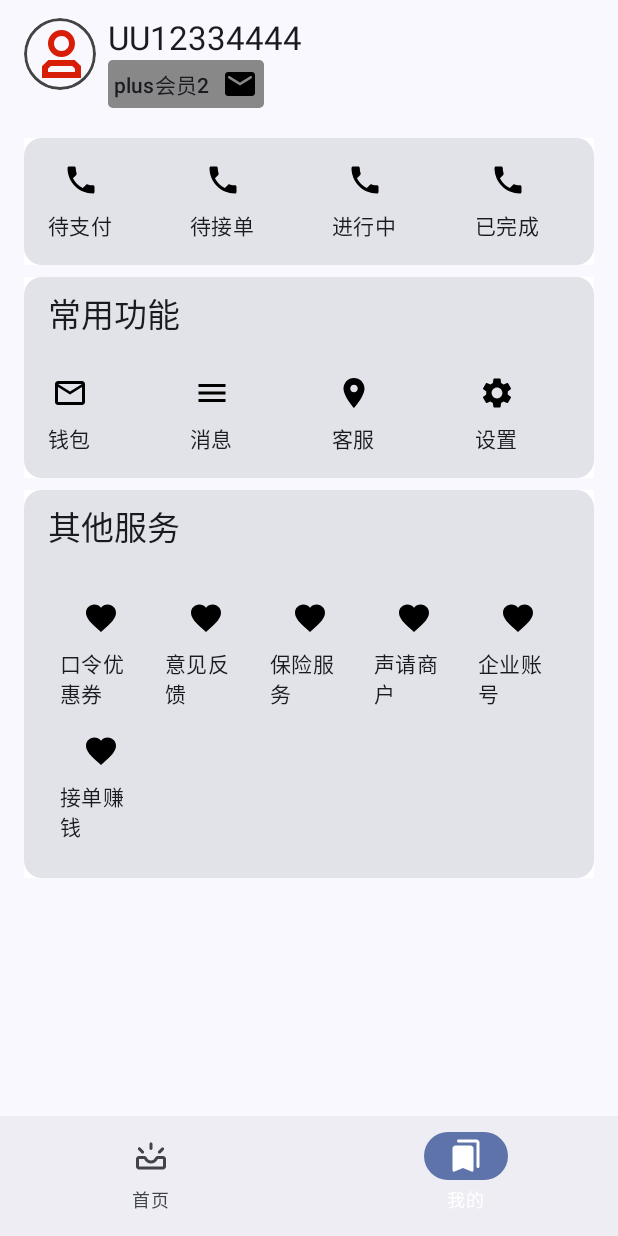
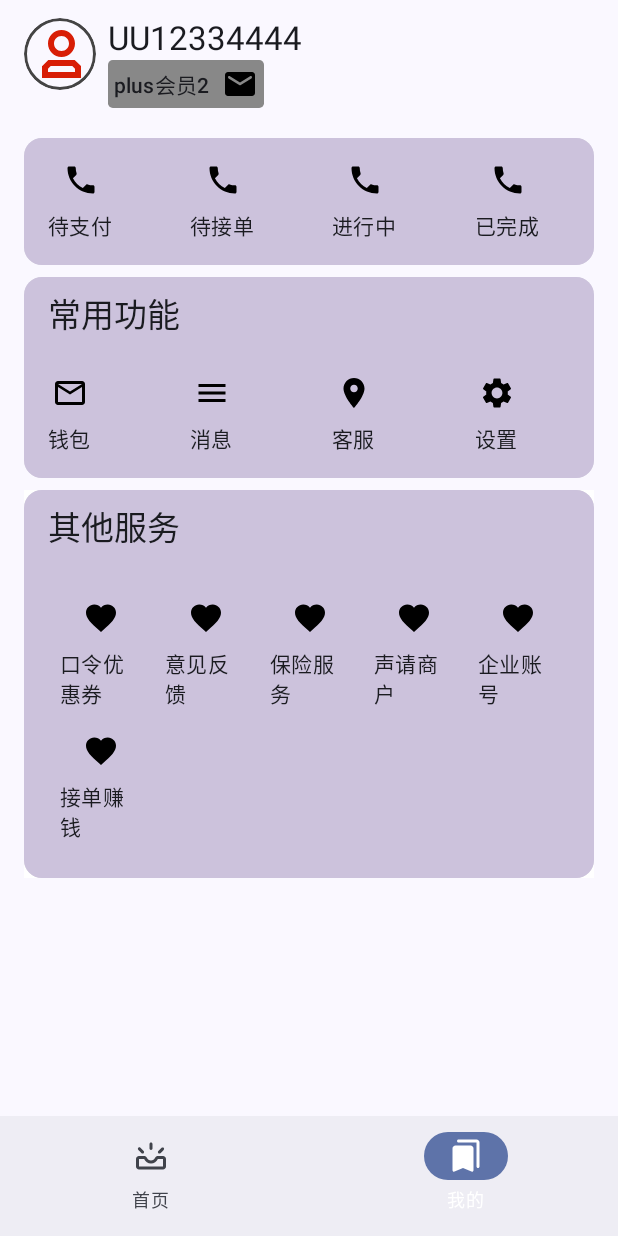
Before and after one commit to zgq105/zgq-uu, an Android app built with Jetpack Compose: the MimeScreen screen opened through its navigation route, on a phone screen of 412 x 824 dp. Run offline under Robolectric (Android 15) with nearby library versions, the phone set to English and light mode, and no system bars; our stand-ins replace Dagger/Hilt's generated code.

Commit message:
添加个人信息页面

```diff
--- a/app/src/main/java/com/guoqiang/uu/navigation/UUHomeNavigation.kt
+++ b/app/src/main/java/com/guoqiang/uu/navigation/UUHomeNavigation.kt
@@ -31,7 +31,7 @@ fun NavController.navigateToForHome(navOptions: NavOptions? = null) {
     this.navigate(UU_HOME_NAVIGATION_ROUTE, navOptions)
 }
 
-fun NavGraphBuilder.uuHomeScreen(onTopicClick: (String) -> Unit) {
+fun NavGraphBuilder.navHomeScreen(onTopicClick: (String) -> Unit) {
     composable(route = UU_HOME_NAVIGATION_ROUTE) {
         HomeScreen()
     }
--- a/app/src/main/java/com/guoqiang/uu/navigation/UUMimeNavigation.kt
+++ b/app/src/main/java/com/guoqiang/uu/navigation/UUMimeNavigation.kt
@@ -16,21 +16,53 @@
 
 package com.guoqiang.uu.navigation
 
+import androidx.compose.foundation.background
+import androidx.compose.foundation.layout.fillMaxSize
+import androidx.compose.material3.Surface
+import androidx.compose.ui.Modifier
+import androidx.compose.ui.graphics.Brush
+import androidx.compose.ui.graphics.Color
 import androidx.navigation.NavController
 import androidx.navigation.NavGraphBuilder
 import androidx.navigation.NavOptions
 import androidx.navigation.compose.composable
 import com.guoqiang.uu.Greeting
 import com.guoqiang.uu.ui.mime.MimeScreen
+import com.guoqiang.uu.ui.mime.PersonInfoScreen
 
 const val UU_MIME_NAVIGATION_ROUTE = "uu_mime"
+const val UU_MIME_PERSON_INFO_ROUTE = "uu_mime_person_info"
 
 fun NavController.navigateToForMime(navOptions: NavOptions? = null) {
     this.navigate(UU_MIME_NAVIGATION_ROUTE, navOptions)
 }
 
-fun NavGraphBuilder.uuMimeScreen(onTopicClick: (String) -> Unit) {
+fun NavGraphBuilder.navMimeScreen(
+    nestedGraphs: NavGraphBuilder.() -> Unit,
+    onPersonInfoClick: () -> Unit
+) {
     composable(route = UU_MIME_NAVIGATION_ROUTE) {
-        MimeScreen()
+        // 创建渐变色
+        val verticalGradientBrush = Brush.verticalGradient(
+            colors = listOf(
+                Color(0xFFFAF8F8),
+                Color(0xFFDAD6D6)
+            )
+        )
+        Surface(
+            Modifier
+                .background(brush = verticalGradientBrush)
+                .fillMaxSize()
+        ) {
+            MimeScreen(onPersonInfoClick)
+        }
+    }
+    nestedGraphs()
+}
+
+
+fun NavGraphBuilder.navPersonInfoScreen(onBackClick: () -> Unit) {
+    composable(route = UU_MIME_PERSON_INFO_ROUTE) {
+        PersonInfoScreen(onBackClick)
     }
 }
--- a/app/src/main/java/com/guoqiang/uu/navigation/UUNavHost.kt
+++ b/app/src/main/java/com/guoqiang/uu/navigation/UUNavHost.kt
@@ -33,7 +33,11 @@ fun UUNavHost(
         startDestination = startDestination,
         modifier = modifier,
     ) {
-        uuHomeScreen(onTopicClick = {})
-        uuMimeScreen(onTopicClick = {})
+        navHomeScreen(onTopicClick = {})
+        navMimeScreen(nestedGraphs = {
+            navPersonInfoScreen(onBackClick = navController::popBackStack)
+        }, onPersonInfoClick = {
+            navController.navigate(UU_MIME_PERSON_INFO_ROUTE)
+        })
     }
 }
--- a/app/src/main/java/com/guoqiang/uu/ui/mime/MimeScreen.kt
+++ b/app/src/main/java/com/guoqiang/uu/ui/mime/MimeScreen.kt
@@ -23,13 +23,18 @@ import androidx.compose.runtime.Composable
 import androidx.compose.ui.Alignment
 import androidx.compose.ui.Modifier
 import androidx.compose.ui.draw.clip
+import androidx.compose.ui.graphics.Brush
 import androidx.compose.ui.graphics.Color
 import androidx.compose.ui.graphics.vector.ImageVector
 import androidx.compose.ui.modifier.modifierLocalConsumer
 import androidx.compose.ui.res.painterResource
+import androidx.compose.ui.tooling.preview.Preview
 import androidx.compose.ui.unit.dp
+import com.guoqiang.uu.Greeting
 import com.guoqiang.uu.R
 import com.guoqiang.uu.ui.icon.Icon
+import com.guoqiang.uu.ui.theme.PurpleGrey80
+import com.guoqiang.uu.ui.theme.ZgquuTheme
 
 /**
  * author: zgq
@@ -37,9 +42,13 @@ import com.guoqiang.uu.ui.icon.Icon
  * destcription:
  */
 @Composable
-fun MimeScreen() {
-    Column(Modifier.padding(16.dp, 12.dp)) {
-        PersonHeadArea(PersonInfo("UU12334444", "plus会员2"))
+fun MimeScreen(onPersonInfoClick: () -> Unit) {
+
+    Column(
+        Modifier
+            .padding(16.dp, 12.dp)
+    ) {
+        PersonHeadArea(PersonInfo("UU12334444", "plus会员2"),onPersonInfoClick)
         Spacer(Modifier.height(20.dp))
         PersonOrderStatusSection()
         Spacer(Modifier.height(8.dp))
@@ -53,8 +62,10 @@ fun MimeScreen() {
 data class PersonInfo(val name: String, val userLevel: String)
 
 @Composable
-fun PersonHeadArea(personInfo: PersonInfo) {
-    Row {
+fun PersonHeadArea(personInfo: PersonInfo,onPersonInfoClick: () -> Unit) {
+    Row (Modifier.clickable {
+        onPersonInfoClick.invoke()
+    }){
         Image(
             painter = painterResource(R.drawable.ic_person_icon),
             contentDescription = "",
@@ -86,38 +97,37 @@ fun PersonHeadArea(personInfo: PersonInfo) {
 fun PersonOrderStatusSection() {
     Card(
         modifier = Modifier
-            .background(Color.White)
             .clip(RoundedCornerShape(8.dp))
             .fillMaxWidth()
     ) {
-        Row {
+        Row(Modifier.background(PurpleGrey80)) {
             Column(
                 modifier = Modifier
                     .weight(1f)
                     .padding(16.dp)
             ) {
-                ImageTextVertical(Icons.Filled.Phone, "待支付",Modifier)
+                ImageTextVertical(Icons.Filled.Phone, "待支付", Modifier)
             }
             Column(
                 modifier = Modifier
                     .weight(1f)
                     .padding(16.dp)
             ) {
-                ImageTextVertical(Icons.Filled.Phone, "待接单",Modifier)
+                ImageTextVertical(Icons.Filled.Phone, "待接单", Modifier)
             }
             Column(
                 modifier = Modifier
                     .weight(1f)
                     .padding(16.dp)
             ) {
-                ImageTextVertical(Icons.Filled.Phone, "进行中",Modifier)
+                ImageTextVertical(Icons.Filled.Phone, "进行中", Modifier)
             }
             Column(
                 modifier = Modifier
                     .weight(1f)
                     .padding(16.dp)
             ) {
-                ImageTextVertical(Icons.Filled.Phone, "已完成",Modifier)
+                ImageTextVertical(Icons.Filled.Phone, "已完成", Modifier)
             }
         }
     }
@@ -137,10 +147,10 @@ fun ImageTextVertical(imageVector: ImageVector, text: String, modifier: Modifier
 fun NormalFunctionSection() {
     Card(
         modifier = Modifier
-            .background(Color.White)
             .clip(RoundedCornerShape(8.dp))
             .fillMaxWidth()
     ) {
+        Column(Modifier.background(PurpleGrey80)) {
             Row(Modifier.padding(16.dp, 8.dp)) {
                 Text(
                     text = "常用功能",
@@ -153,30 +163,32 @@ fun NormalFunctionSection() {
                         .weight(1f)
                         .padding(16.dp)
                 ) {
-                ImageTextVertical(Icons.Filled.MailOutline, "钱包",Modifier)
+                    ImageTextVertical(Icons.Filled.MailOutline, "钱包", Modifier)
                 }
                 Column(
                     modifier = Modifier
                         .weight(1f)
                         .padding(16.dp)
                 ) {
-                ImageTextVertical(Icons.Filled.Menu, "消息",Modifier)
+                    ImageTextVertical(Icons.Filled.Menu, "消息", Modifier)
                 }
                 Column(
                     modifier = Modifier
                         .weight(1f)
                         .padding(16.dp)
                 ) {
-                ImageTextVertical(Icons.Filled.LocationOn, "客服",Modifier)
+                    ImageTextVertical(Icons.Filled.LocationOn, "客服", Modifier)
                 }
                 Column(
                     modifier = Modifier
                         .weight(1f)
                         .padding(16.dp)
                 ) {
-                ImageTextVertical(Icons.Filled.Settings, "设置",Modifier)
+                    ImageTextVertical(Icons.Filled.Settings, "设置", Modifier)
                 }
             }
+        }
+
     }
 }
 
@@ -189,7 +201,11 @@ fun OtherServiceGrid(serviceItems: List<ServiceItem>) {
         modifier = Modifier.padding(16.dp)
     ) {
         items(serviceItems) { item ->
-            ImageTextVertical(imageVector = item.imageVector, text = item.text,Modifier.padding(8.dp))
+            ImageTextVertical(
+                imageVector = item.imageVector,
+                text = item.text,
+                Modifier.padding(8.dp)
+            )
         }
     }
 }
@@ -202,6 +218,7 @@ fun OtherService() {
             .clip(RoundedCornerShape(8.dp))
             .fillMaxWidth()
     ) {
+        Column(Modifier.background(PurpleGrey80)) {
             Row(Modifier.padding(16.dp, 8.dp)) {
                 Text(
                     text = "其他服务",
@@ -218,3 +235,20 @@ fun OtherService() {
             OtherServiceGrid(list)
         }
     }
+}
+
+@Preview(showBackground = true)
+@Composable
+fun PersonOrderStatusSectionPreview() {
+    ZgquuTheme {
+        PersonOrderStatusSection()
+    }
+}
+
+@Preview(showBackground = true)
+@Composable
+fun NormalFunctionSectionPreview() {
+    ZgquuTheme {
+        NormalFunctionSection()
+    }
+}
```
Also changed, not shown: app/src/main/java/com/guoqiang/uu/ui/mime/PersonInfoScreen.kt (added, +138 -0 lines), app/src/main/java/com/guoqiang/uu/ui/theme/Theme.kt (+4 -3 lines), app/src/main/res/drawable/ic_navigate_next.xml (added, +12 -0 lines). Lines whose indentation alone changed are shown as unchanged.
